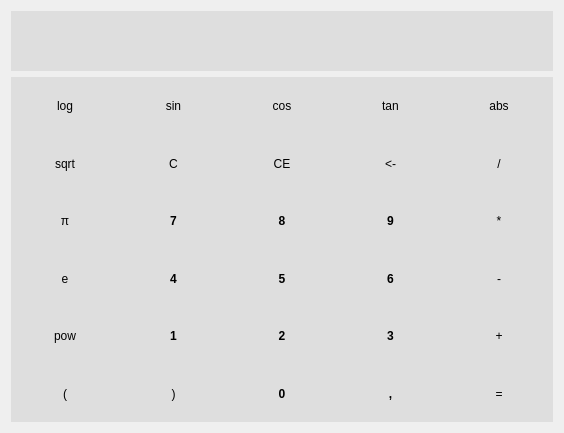
Qt form mainwindow.ui (Octtoc/QT-Calc) before a commit.
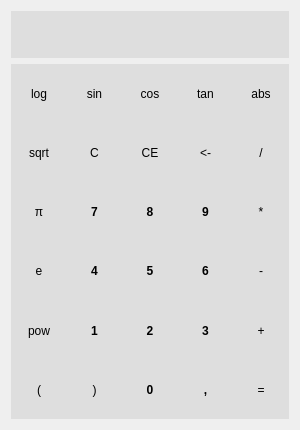
The same form after that commit. Custom widgets are drawn as their Qt base class.

Commit message: textedit is now lineedit

```diff
--- a/mainwindow.ui
+++ b/mainwindow.ui
@@ -6,10 +6,16 @@
    <rect>
     <x>0</x>
     <y>0</y>
-    <width>564</width>
-    <height>433</height>
+    <width>300</width>
+    <height>430</height>
    </rect>
   </property>
+  <property name="minimumSize">
+   <size>
+    <width>300</width>
+    <height>430</height>
+   </size>
+  </property>
   <property name="windowTitle">
    <string>Calculator</string>
   </property>
@@ -31,48 +37,6 @@
   </property>
   <widget class="QWidget" name="centralWidget">
    <layout class="QGridLayout" name="gridLayout">
-    <item row="0" column="0">
-     <widget class="QTextEdit" name="textEdit">
-      <property name="enabled">
-       <bool>true</bool>
-      </property>
-      <property name="sizePolicy">
-       <sizepolicy hsizetype="Minimum" vsizetype="Minimum">
-        <horstretch>0</horstretch>
-        <verstretch>0</verstretch>
-       </sizepolicy>
-      </property>
-      <property name="maximumSize">
-       <size>
-        <width>16777215</width>
-        <height>60</height>
-       </size>
-      </property>
-      <property name="font">
-       <font>
-        <family>Yu Gothic UI Semibold</family>
-        <pointsize>24</pointsize>
-        <weight>75</weight>
-        <italic>false</italic>
-        <bold>true</bold>
-       </font>
-      </property>
-      <property name="styleSheet">
-       <string notr="true">border: none;
-color: black;
-background-color: rgb(222,222,222);</string>
-      </property>
-      <property name="verticalScrollBarPolicy">
-       <enum>Qt::ScrollBarAlwaysOff</enum>
-      </property>
-      <property name="horizontalScrollBarPolicy">
-       <enum>Qt::ScrollBarAlwaysOff</enum>
-      </property>
-      <property name="readOnly">
-       <bool>true</bool>
-      </property>
-     </widget>
-    </item>
     <item row="1" column="0">
      <layout class="QGridLayout" name="gridText">
       <property name="sizeConstraint">
@@ -548,6 +512,27 @@
       </item>
      </layout>
     </item>
+    <item row="0" column="0">
+     <widget class="QLineEdit" name="lineEdit">
+      <property name="sizePolicy">
+       <sizepolicy hsizetype="Expanding" vsizetype="Fixed">
+        <horstretch>0</horstretch>
+        <verstretch>0</verstretch>
+       </sizepolicy>
+      </property>
+      <property name="font">
+       <font>
+        <family>SimSun-ExtB</family>
+        <pointsize>24</pointsize>
+       </font>
+      </property>
+      <property name="styleSheet">
+       <string notr="true">border: none;
+color: black;
+background-color: rgb(222,222,222);</string>
+      </property>
+     </widget>
+    </item>
    </layout>
   </widget>
  </widget>
```
Left out of the diff: 1 changed line with no effect on the pictures. The commit also changes 2 other files.
